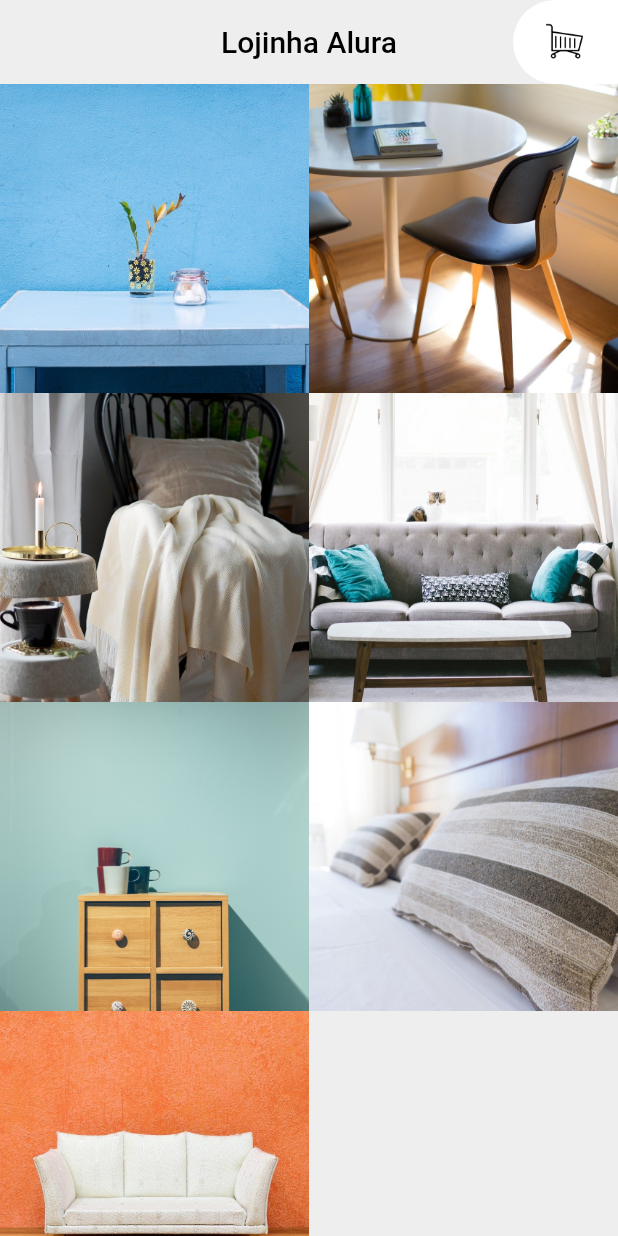
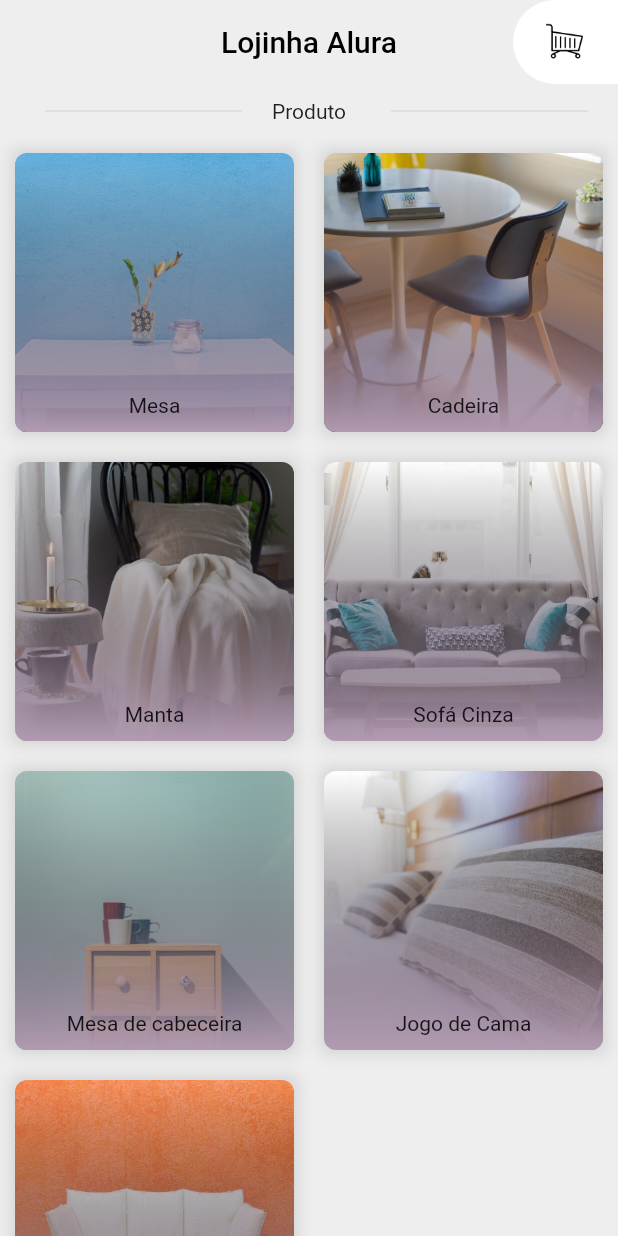
Before and after one commit to lucianoluzzi/flutter_ui, a Flutter app: the screen it shows after launch, on a phone screen of 412 x 824 dp. Run offline on Flutter 3.47's test engine with Material 2 defaults, Android fonts, the phone set to English and light mode, and no system bars.

Commit message:
More UI details

```diff
--- a/lib/main.dart
+++ b/lib/main.dart
@@ -1,4 +1,5 @@
 import 'package:alura_advanced_ui/paginas/carrinho.dart';
+import 'package:alura_advanced_ui/paleta_cores.dart';
 import 'package:alura_advanced_ui/widgets/custom_appbar.dart';
 import 'package:alura_advanced_ui/widgets/grid_produtos.dart';
 import 'package:flutter/material.dart';
@@ -22,7 +23,7 @@ class MyApp extends StatelessWidget {
       title: 'Flutter Demo',
       routes: {'/carrinho': (context) => Carrinho()},
       theme: ThemeData(
-        primarySwatch: Colors.blue,
+        primarySwatch: PaletaCores().lilas,
         visualDensity: VisualDensity.adaptivePlatformDensity,
       ),
       home: Inicio(),
@@ -88,8 +89,35 @@ class Inicio extends StatelessWidget {
     return Scaffold(
       backgroundColor: Colors.grey[200],
       appBar: CustomAppBar(title: 'Lojinha Alura'),
-      body: GridProdutos(
-        moveis: moveis,
+      body: Column(
+        children: [
+          Row(
+            children: [
+              Expanded(
+                  child: Container(
+                    margin: EdgeInsets.only(
+                      left: 30, right: 20, top: 10, bottom: 10
+                    ),
+                      child: Divider(),
+                  ),
+              ),
+              Text('Produto'),
+              Expanded(
+                child: Container(
+                  margin: EdgeInsets.only(
+                      left: 30, right: 20, top: 10, bottom: 10
+                  ),
+                  child: Divider(),
+                ),
+              ),
+            ],
+          ),
+          Flexible(
+            child: GridProdutos(
+              moveis: moveis,
+            ),
+          ),
+        ],
       ),
     );
   }
--- /dev/null
+++ b/lib/paleta_cores.dart
@@ -0,0 +1,19 @@
+
+import 'package:flutter/material.dart';
+
+class PaletaCores {
+  static Map<int, Color> _amostraLilas = {
+    50: Color.fromRGBO(178, 155, 178, 0.05),
+    100: Color.fromRGBO(178, 155, 178, 0.1),
+    200: Color.fromRGBO(178, 155, 178, 0.2),
+    300: Color.fromRGBO(178, 155, 178, 0.3),
+    400: Color.fromRGBO(178, 155, 178, 0.4),
+    500: Color.fromRGBO(178, 155, 178, 0.5),
+    600: Color.fromRGBO(178, 155, 178, 0.6),
+    700: Color.fromRGBO(178, 155, 178, 0.7),
+    800: Color.fromRGBO(178, 155, 178, 0.8),
+    900: Color.fromRGBO(178, 155, 178, 0.9),
+  };
+
+  MaterialColor lilas = MaterialColor(0xFFB29BB2, _amostraLilas);
+}
--- a/lib/widgets/custom_appbar.dart
+++ b/lib/widgets/custom_appbar.dart
@@ -9,6 +9,8 @@ class CustomAppBar extends StatelessWidget with PreferredSizeWidget {
 
   @override
   Widget build(BuildContext context) {
+    final title = this.title != null ? this.title : "";
+
     return AppBar(
       title: Text(
         title,
--- /dev/null
+++ b/lib/widgets/elemento_produto/degrade_elemento_produto.dart
@@ -0,0 +1,19 @@
+import 'package:flutter/material.dart';
+
+class DegradeElementoProduto extends StatelessWidget {
+  @override
+  Widget build(BuildContext context) {
+    return Container(
+      decoration: BoxDecoration(
+        gradient: LinearGradient(
+          begin: Alignment.topCenter,
+          end: Alignment.bottomCenter,
+          colors: [
+            Colors.transparent,
+            Theme.of(context).primaryColor,
+          ],
+        ),
+      ),
+    );
+  }
+}
--- a/lib/widgets/elemento_produto/elemento_grid_produtos.dart
+++ b/lib/widgets/elemento_produto/elemento_grid_produtos.dart
@@ -1,5 +1,8 @@
 import 'package:alura_advanced_ui/modelos/movel.dart';
+import 'package:alura_advanced_ui/paginas/detalhes.dart';
+import 'package:alura_advanced_ui/widgets/elemento_produto/degrade_elemento_produto.dart';
 import 'package:alura_advanced_ui/widgets/elemento_produto/imagem_elemento_grid_produtos.dart';
+import 'package:alura_advanced_ui/widgets/elemento_produto/titulo_elemento_produto.dart';
 import 'package:flutter/material.dart';
 
 class ElementoGridProdutos extends StatelessWidget {
@@ -9,8 +12,38 @@ class ElementoGridProdutos extends StatelessWidget {
 
   @override
   Widget build(BuildContext context) {
-    return ImagemElementoGridProdutos(
-      imagem: movel.foto,
+    return InkWell(
+      onTap: () {
+        Navigator.push(
+          context,
+          MaterialPageRoute(
+            builder: (context) => Detalhes(
+              movel: movel,
+            ),
+          ),
+        );
+      },
+      child: Container(
+        decoration: BoxDecoration(boxShadow: [
+          BoxShadow(spreadRadius: 2, blurRadius: 8, color: Colors.black12)
+        ]),
+        margin: EdgeInsets.all(10),
+        child: ClipRRect(
+          borderRadius: BorderRadius.circular(8),
+          child: Stack(
+            alignment: Alignment.center,
+            children: [
+              ImagemElementoGridProdutos(
+                imagem: movel.foto,
+              ),
+              DegradeElementoProduto(),
+              TituloElementoProduto(
+                titulo: movel.titulo,
+              ),
+            ],
+          ),
+        ),
+      ),
     );
   }
 }
--- a/lib/widgets/elemento_produto/imagem_elemento_grid_produtos.dart
+++ b/lib/widgets/elemento_produto/imagem_elemento_grid_produtos.dart
@@ -9,9 +9,11 @@ class ImagemElementoGridProdutos extends StatelessWidget {
 
   @override
   Widget build(BuildContext context) {
-    return Image(
-      fit: BoxFit.cover,
-      image: AssetImage("utilidades/assets/imagens/$imagem"),
+    return Positioned.fill(
+      child: Image(
+        fit: BoxFit.cover,
+        image: AssetImage("utilidades/assets/imagens/$imagem"),
+      ),
     );
   }
 }
--- /dev/null
+++ b/lib/widgets/elemento_produto/titulo_elemento_produto.dart
@@ -0,0 +1,15 @@
+import 'package:flutter/material.dart';
+
+class TituloElementoProduto extends StatelessWidget {
+  final String titulo;
+
+  TituloElementoProduto({@required this.titulo});
+
+  @override
+  Widget build(BuildContext context) {
+    return Positioned(
+      bottom: 10,
+      child: Text(titulo),
+    );
+  }
+}
--- a/pubspec.yaml
+++ b/pubspec.yaml
@@ -28,6 +28,7 @@ dependencies:
   # The following adds the Cupertino Icons font to your application.
   # Use with the CupertinoIcons class for iOS style icons.
   cupertino_icons: ^0.1.3
+  intl: ^0.16.1
 
 dev_dependencies:
   flutter_test:
```
Also changed, not shown: lib/paginas/detalhes.dart (+24 -7 lines), lib/widgets/card_detalhes.dart (added, +35 -0 lines), lib/widgets/text_detalhes.dart (added, +15 -0 lines), pubspec.lock.
